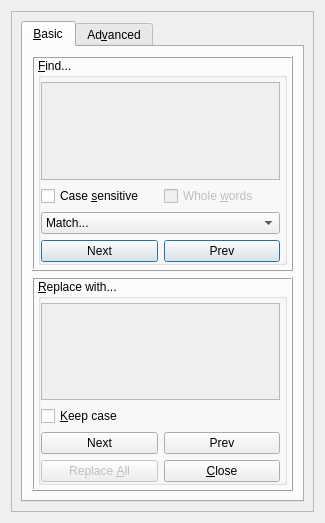
Before: the Qt Designer form src/frontends/qt4/ui/FindAndReplaceUi.ui in cburschka/lyx, drawn with Qt 5.
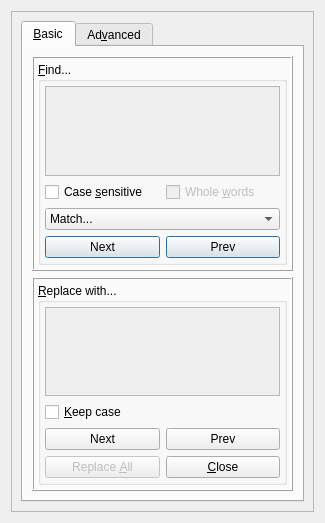
After: the same form once the commit is applied. Custom widgets are drawn as their Qt base class.

Commit message: Fix FindAndReplace dialog for Qt 4.2

Patch:
```diff
--- a/src/frontends/qt4/ui/FindAndReplaceUi.ui
+++ b/src/frontends/qt4/ui/FindAndReplaceUi.ui
@@ -11,7 +11,9 @@
    </rect>
   </property>
   <property name="sizePolicy">
-   <sizepolicy hsizetype="Minimum" vsizetype="Expanding">
+   <sizepolicy>
+    <hsizetype>1</hsizetype>
+    <vsizetype>7</vsizetype>
     <horstretch>0</horstretch>
     <verstretch>0</verstretch>
    </sizepolicy>
@@ -59,7 +61,9 @@
        <item row="0" column="0">
         <widget class="QTabWidget" name="tabWidget">
          <property name="sizePolicy">
-          <sizepolicy hsizetype="Expanding" vsizetype="Expanding">
+          <sizepolicy>
+           <hsizetype>7</hsizetype>
+           <vsizetype>7</vsizetype>
            <horstretch>0</horstretch>
            <verstretch>0</verstretch>
           </sizepolicy>
@@ -78,7 +82,9 @@
          </property>
          <widget class="QWidget" name="tab_3">
           <property name="sizePolicy">
-           <sizepolicy hsizetype="Preferred" vsizetype="Expanding">
+           <sizepolicy>
+            <hsizetype>5</hsizetype>
+            <vsizetype>7</vsizetype>
             <horstretch>0</horstretch>
             <verstretch>0</verstretch>
            </sizepolicy>
@@ -96,7 +102,9 @@
            <item row="2" column="0">
             <widget class="QFrame" name="replace_frame">
              <property name="sizePolicy">
-              <sizepolicy hsizetype="Expanding" vsizetype="Expanding">
+              <sizepolicy>
+               <hsizetype>7</hsizetype>
+               <vsizetype>7</vsizetype>
                <horstretch>0</horstretch>
                <verstretch>0</verstretch>
               </sizepolicy>
@@ -111,16 +119,7 @@
               <enum>QFrame::Raised</enum>
              </property>
              <layout class="QGridLayout" name="gridLayout_7">
-              <property name="leftMargin">
-               <number>4</number>
-              </property>
-              <property name="topMargin">
-               <number>0</number>
-              </property>
-              <property name="rightMargin">
-               <number>4</number>
-              </property>
-              <property name="bottomMargin">
+              <property name="margin">
                <number>4</number>
               </property>
               <property name="spacing">
@@ -129,7 +128,9 @@
               <item row="1" column="0">
                <widget class="QGroupBox" name="groupBox_3">
                 <property name="sizePolicy">
-                 <sizepolicy hsizetype="Expanding" vsizetype="Expanding">
+                 <sizepolicy>
+                  <hsizetype>7</hsizetype>
+                  <vsizetype>7</vsizetype>
                   <horstretch>0</horstretch>
                   <verstretch>0</verstretch>
                  </sizepolicy>
@@ -153,18 +154,9 @@
                  <string>&amp;Replace with...</string>
                 </property>
                 <layout class="QGridLayout" name="gridLayout_6">
-                 <property name="leftMargin">
-                  <number>0</number>
-                 </property>
-                 <property name="topMargin">
+                 <property name="margin">
                   <number>4</number>
                  </property>
-                 <property name="rightMargin">
-                  <number>4</number>
-                 </property>
-                 <property name="bottomMargin">
-                  <number>0</number>
-                 </property>
                  <item row="0" column="0" colspan="2">
                   <widget class="lyx::frontend::EmbeddedWorkArea" name="replace_work_area_">
                    <property name="minimumSize">
@@ -195,7 +187,9 @@
                      </rect>
                     </property>
                     <property name="sizePolicy">
-                     <sizepolicy hsizetype="Expanding" vsizetype="Expanding">
+                     <sizepolicy>
+                      <hsizetype>7</hsizetype>
+                      <vsizetype>7</vsizetype>
                       <horstretch>0</horstretch>
                       <verstretch>0</verstretch>
                      </sizepolicy>
@@ -209,7 +203,9 @@
                     <bool>true</bool>
                    </property>
                    <property name="sizePolicy">
-                    <sizepolicy hsizetype="Expanding" vsizetype="Minimum">
+                    <sizepolicy>
+                     <hsizetype>7</hsizetype>
+                     <vsizetype>1</vsizetype>
                      <horstretch>1</horstretch>
                      <verstretch>0</verstretch>
                     </sizepolicy>
@@ -228,7 +224,9 @@
                     <bool>true</bool>
                    </property>
                    <property name="sizePolicy">
-                    <sizepolicy hsizetype="Expanding" vsizetype="Minimum">
+                    <sizepolicy>
+                     <hsizetype>7</hsizetype>
+                     <vsizetype>1</vsizetype>
                      <horstretch>1</horstretch>
                      <verstretch>0</verstretch>
                     </sizepolicy>
@@ -247,7 +245,9 @@
                     <bool>false</bool>
                    </property>
                    <property name="sizePolicy">
-                    <sizepolicy hsizetype="Expanding" vsizetype="Minimum">
+                    <sizepolicy>
+                     <hsizetype>7</hsizetype>
+                     <vsizetype>1</vsizetype>
                      <horstretch>0</horstretch>
                      <verstretch>0</verstretch>
                     </sizepolicy>
@@ -260,7 +260,9 @@
                  <item row="1" column="0" colspan="2">
                   <widget class="QCheckBox" name="keepCaseCB">
                    <property name="sizePolicy">
-                    <sizepolicy hsizetype="Expanding" vsizetype="Minimum">
+                    <sizepolicy>
+                     <hsizetype>7</hsizetype>
+                     <vsizetype>1</vsizetype>
                      <horstretch>1</horstretch>
                      <verstretch>0</verstretch>
                     </sizepolicy>
@@ -276,7 +278,9 @@
                  <item row="3" column="1">
                   <widget class="QPushButton" name="closePB">
                    <property name="sizePolicy">
-                    <sizepolicy hsizetype="Expanding" vsizetype="Minimum">
+                    <sizepolicy>
+                     <hsizetype>7</hsizetype>
+                     <vsizetype>1</vsizetype>
                      <horstretch>1</horstretch>
                      <verstretch>0</verstretch>
                     </sizepolicy>
@@ -298,7 +302,9 @@
            <item row="0" column="0">
             <widget class="QFrame" name="find_frame">
              <property name="sizePolicy">
-              <sizepolicy hsizetype="Expanding" vsizetype="Expanding">
+              <sizepolicy>
+               <hsizetype>7</hsizetype>
+               <vsizetype>7</vsizetype>
                <horstretch>0</horstretch>
                <verstretch>0</verstretch>
               </sizepolicy>
@@ -310,22 +316,15 @@
               <enum>QFrame::Raised</enum>
              </property>
              <layout class="QGridLayout" name="gridLayout_8">
-              <property name="leftMargin">
-               <number>4</number>
-              </property>
-              <property name="topMargin">
-               <number>0</number>
-              </property>
-              <property name="rightMargin">
-               <number>4</number>
-              </property>
-              <property name="bottomMargin">
+              <property name="margin">
                <number>4</number>
               </property>
               <item row="0" column="0">
                <widget class="QGroupBox" name="groupBox">
                 <property name="sizePolicy">
-                 <sizepolicy hsizetype="Expanding" vsizetype="Expanding">
+                 <sizepolicy>
+                  <hsizetype>7</hsizetype>
+                  <vsizetype>7</vsizetype>
                   <horstretch>0</horstretch>
                   <verstretch>0</verstretch>
                  </sizepolicy>
@@ -355,18 +354,9 @@
                  <string>&amp;Find...</string>
                 </property>
                 <layout class="QGridLayout" name="gridLayout_5">
-                 <property name="leftMargin">
-                  <number>0</number>
-                 </property>
-                 <property name="topMargin">
+                 <property name="margin">
                   <number>4</number>
                  </property>
-                 <property name="rightMargin">
-                  <number>4</number>
-                 </property>
-                 <property name="bottomMargin">
-                  <number>0</number>
-                 </property>
                  <item row="0" column="0" colspan="2">
                   <widget class="lyx::frontend::EmbeddedWorkArea" name="find_work_area_">
                    <property name="minimumSize">
@@ -397,7 +387,9 @@
                      </rect>
                     </property>
                     <property name="sizePolicy">
-                     <sizepolicy hsizetype="Expanding" vsizetype="Expanding">
+                     <sizepolicy>
+                      <hsizetype>7</hsizetype>
+                      <vsizetype>7</vsizetype>
                       <horstretch>0</horstretch>
                       <verstretch>0</verstretch>
                      </sizepolicy>
@@ -408,7 +400,9 @@
                  <item row="1" column="0">
                   <widget class="QCheckBox" name="caseCB">
                    <property name="sizePolicy">
-                    <sizepolicy hsizetype="Expanding" vsizetype="Minimum">
+                    <sizepolicy>
+                     <hsizetype>7</hsizetype>
+                     <vsizetype>1</vsizetype>
                      <horstretch>0</horstretch>
                      <verstretch>0</verstretch>
                     </sizepolicy>
@@ -427,7 +421,9 @@
                     <bool>true</bool>
                    </property>
                    <property name="sizePolicy">
-                    <sizepolicy hsizetype="Expanding" vsizetype="Minimum">
+                    <sizepolicy>
+                     <hsizetype>7</hsizetype>
+                     <vsizetype>1</vsizetype>
                      <horstretch>0</horstretch>
                      <verstretch>0</verstretch>
                     </sizepolicy>
@@ -473,7 +469,9 @@
                     <bool>true</bool>
                    </property>
                    <property name="sizePolicy">
-                    <sizepolicy hsizetype="Expanding" vsizetype="Minimum">
+                    <sizepolicy>
+                     <hsizetype>7</hsizetype>
+                     <vsizetype>1</vsizetype>
                      <horstretch>0</horstretch>
                      <verstretch>0</verstretch>
                     </sizepolicy>
@@ -495,7 +493,9 @@
                     <bool>true</bool>
                    </property>
                    <property name="sizePolicy">
-                    <sizepolicy hsizetype="Expanding" vsizetype="Minimum">
+                    <sizepolicy>
+                     <hsizetype>7</hsizetype>
+                     <vsizetype>1</vsizetype>
                      <horstretch>0</horstretch>
                      <verstretch>0</verstretch>
                     </sizepolicy>
@@ -517,7 +517,9 @@
                     <bool>false</bool>
                    </property>
                    <property name="sizePolicy">
-                    <sizepolicy hsizetype="Expanding" vsizetype="Minimum">
+                    <sizepolicy>
+                     <hsizetype>7</hsizetype>
+                     <vsizetype>1</vsizetype>
                      <horstretch>0</horstretch>
                      <verstretch>0</verstretch>
                     </sizepolicy>
```
Left out of the diff: 37 changed lines with no effect on the pictures.
